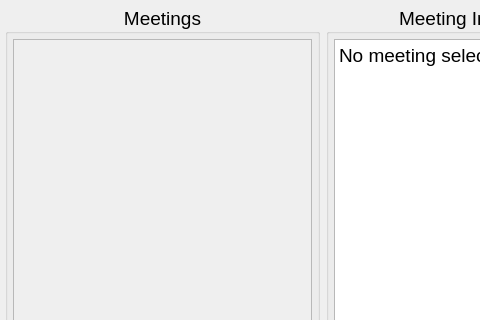
Qt form mainwindow.ui (BastianHartmann/Qt_ZoomBookmarks) before a commit; both pictures show x 0 to 480 and y 0 to 320 of the 645 by 485 pixel window.
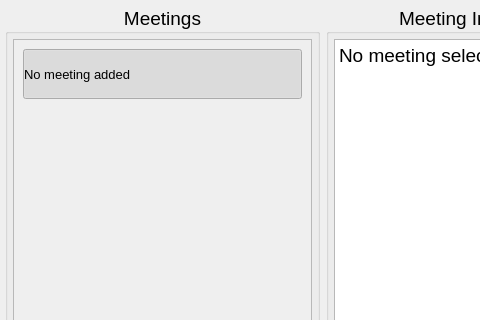
The same form after that commit. Icons and pictures are not drawn.

Commit message: Added a dummy meeting as QButton.

Patch:
```diff
--- a/mainwindow.ui
+++ b/mainwindow.ui
@@ -105,10 +105,89 @@
              <rect>
               <x>0</x>
               <y>0</y>
-              <width>297</width>
-              <height>360</height>
+              <width>298</width>
+              <height>64</height>
              </rect>
             </property>
+            <property name="sizePolicy">
+             <sizepolicy hsizetype="Expanding" vsizetype="Fixed">
+              <horstretch>0</horstretch>
+              <verstretch>0</verstretch>
+             </sizepolicy>
+            </property>
+            <layout class="QVBoxLayout" name="verticalLayout_ScrollArea">
+             <item>
+              <layout class="QVBoxLayout" name="MeetingsVerticalLayout">
+               <property name="spacing">
+                <number>5</number>
+               </property>
+               <item>
+                <widget class="QPushButton" name="Meeting1">
+                 <property name="sizePolicy">
+                  <sizepolicy hsizetype="Minimum" vsizetype="Fixed">
+                   <horstretch>0</horstretch>
+                   <verstretch>0</verstretch>
+                  </sizepolicy>
+                 </property>
+                 <property name="minimumSize">
+                  <size>
+                   <width>0</width>
+                   <height>50</height>
+                  </size>
+                 </property>
+                 <property name="maximumSize">
+                  <size>
+                   <width>16777215</width>
+                   <height>50</height>
+                  </size>
+                 </property>
+                 <property name="font">
+                  <font>
+                   <pointsize>10</pointsize>
+                   <bold>false</bold>
+                   <strikeout>false</strikeout>
+                   <kerning>true</kerning>
+                  </font>
+                 </property>
+                 <property name="autoFillBackground">
+                  <bool>false</bool>
+                 </property>
+                 <property name="styleSheet">
+                  <string notr="true">text-align:left</string>
+                 </property>
+                 <property name="text">
+                  <string notr="true">No meeting added</string>
+                 </property>
+                 <property name="icon">
+                  <iconset resource="Icons.qrc">
+                   <normaloff>:/Meeting_icon_zoom_bookmarks.png</normaloff>:/Meeting_icon_zoom_bookmarks.png</iconset>
+                 </property>
+                 <property name="iconSize">
+                  <size>
+                   <width>50</width>
+                   <height>50</height>
+                  </size>
+                 </property>
+                 <property name="shortcut">
+                  <string notr="true"/>
+                 </property>
+                 <property name="checkable">
+                  <bool>true</bool>
+                 </property>
+                 <property name="checked">
+                  <bool>true</bool>
+                 </property>
+                 <property name="default">
+                  <bool>false</bool>
+                 </property>
+                 <property name="flat">
+                  <bool>false</bool>
+                 </property>
+                </widget>
+               </item>
+              </layout>
+             </item>
+            </layout>
            </widget>
           </widget>
          </item>
```
Left out of the diff: 4 changed lines with no effect on the pictures.
